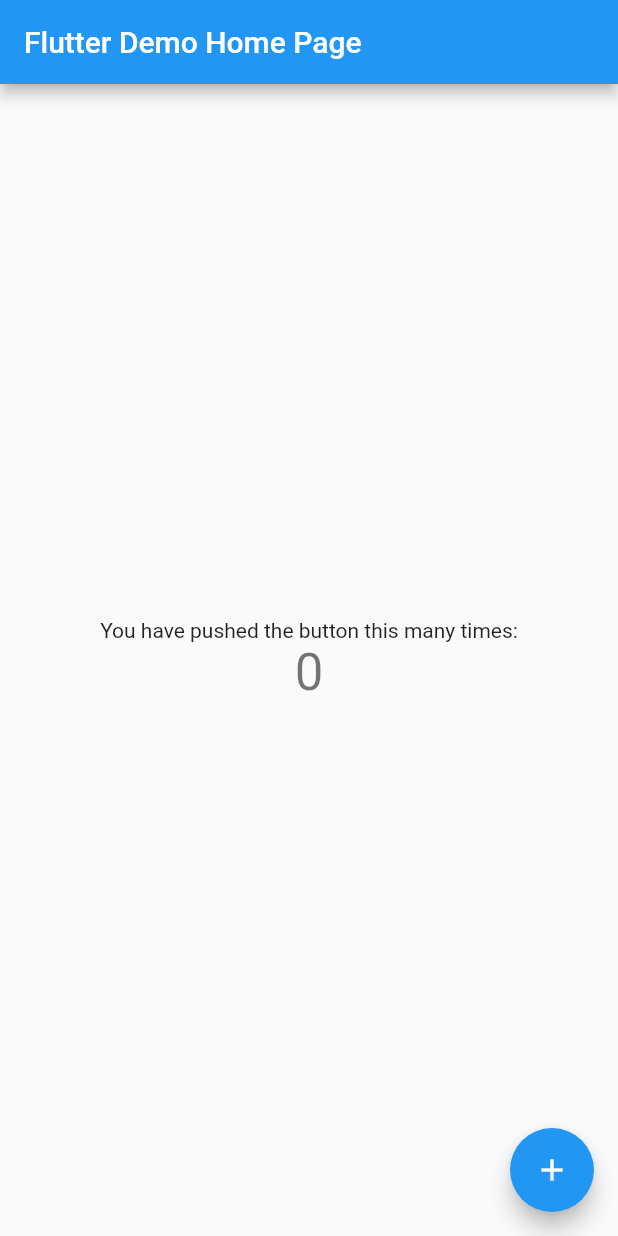
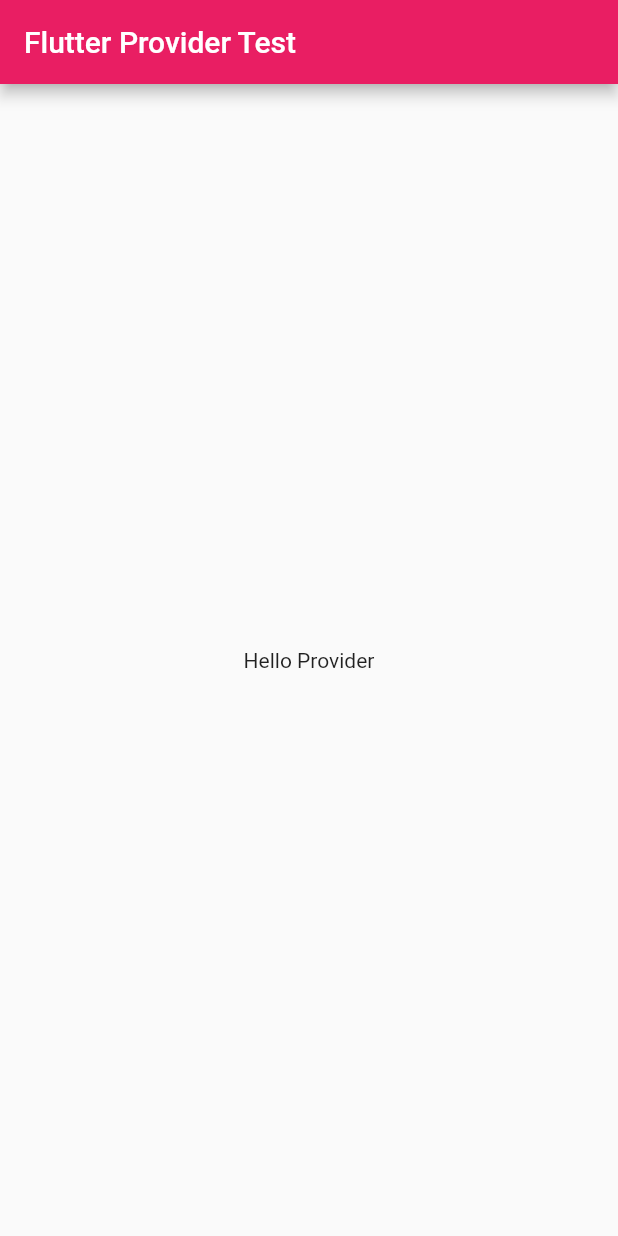
Before and after one commit to henriquehorbovyi/FlutterPlayground, a Flutter app: the screen it shows after launch, on a phone screen of 412 x 824 dp. Run offline on Flutter 3.47's test engine with Material 2 defaults, Android fonts, the phone set to English and light mode, and no system bars.

Commit message:
initial setup

```diff
--- /dev/null
+++ b/provider_pattern/lib/home.dart
@@ -0,0 +1,23 @@
+
+
+import 'package:flutter/material.dart';
+import 'package:flutter/widgets.dart';
+
+class HomePage extends StatefulWidget {
+  final String title;
+
+  HomePage({Key key, this.title}) : super(key: key);
+
+  createState() => _HomePageState();
+ }
+
+class _HomePageState extends State<HomePage> {
+
+  @override
+  Widget build(BuildContext context) {
+    return Scaffold(
+      appBar: AppBar(title: Text(widget.title)),
+      body: Center(child: Text("Hello Provider"),) // This trailing comma makes auto-formatting nicer for build methods.
+    );
+  }
+}
--- a/provider_pattern/lib/main.dart
+++ b/provider_pattern/lib/main.dart
@@ -1,111 +1,23 @@
 import 'package:flutter/material.dart';
+import 'package:provider/provider.dart';
+import 'package:provider_pattern/home.dart';
 
-void main() => runApp(MyApp());
+void main() => runApp(HerosApp());
 
-class MyApp extends StatelessWidget {
-  // This widget is the root of your application.
+class HerosApp extends StatelessWidget {
   @override
   Widget build(BuildContext context) {
-    return MaterialApp(
-      title: 'Flutter Demo',
-      theme: ThemeData(
-        // This is the theme of your application.
-        //
-        // Try running your application with "flutter run". You'll see the
-        // application has a blue toolbar. Then, without quitting the app, try
-        // changing the primarySwatch below to Colors.green and then invoke
-        // "hot reload" (press "r" in the console where you ran "flutter run",
-        // or simply save your changes to "hot reload" in a Flutter IDE).
-        // Notice that the counter didn't reset back to zero; the application
-        // is not restarted.
-        primarySwatch: Colors.blue,
+    return MultiProvider(
+      providers: [
+        // TODO: implement my providers here
+      ],
+      child: MaterialApp(
+        title: 'Flutter Provider Test',
+        theme: ThemeData(
+          primarySwatch: Colors.pink,
+        ),
+        home: HomePage(title: 'Flutter Provider Test'),
       ),
-      home: MyHomePage(title: 'Flutter Demo Home Page'),
     );
   }
 }
-
-class MyHomePage extends StatefulWidget {
-  MyHomePage({Key key, this.title}) : super(key: key);
-
-  // This widget is the home page of your application. It is stateful, meaning
-  // that it has a State object (defined below) that contains fields that affect
-  // how it looks.
-
-  // This class is the configuration for the state. It holds the values (in this
-  // case the title) provided by the parent (in this case the App widget) and
-  // used by the build method of the State. Fields in a Widget subclass are
-  // always marked "final".
-
-  final String title;
-
-  @override
-  _MyHomePageState createState() => _MyHomePageState();
-}
-
-class _MyHomePageState extends State<MyHomePage> {
-  int _counter = 0;
-
-  void _incrementCounter() {
-    setState(() {
-      // This call to setState tells the Flutter framework that something has
-      // changed in this State, which causes it to rerun the build method below
-      // so that the display can reflect the updated values. If we changed
-      // _counter without calling setState(), then the build method would not be
-      // called again, and so nothing would appear to happen.
-      _counter++;
-    });
-  }
-
-  @override
-  Widget build(BuildContext context) {
-    // This method is rerun every time setState is called, for instance as done
-    // by the _incrementCounter method above.
-    //
-    // The Flutter framework has been optimized to make rerunning build methods
-    // fast, so that you can just rebuild anything that needs updating rather
-    // than having to individually change instances of widgets.
-    return Scaffold(
-      appBar: AppBar(
-        // Here we take the value from the MyHomePage object that was created by
-        // the App.build method, and use it to set our appbar title.
-        title: Text(widget.title),
-      ),
-      body: Center(
-        // Center is a layout widget. It takes a single child and positions it
-        // in the middle of the parent.
-        child: Column(
-          // Column is also a layout widget. It takes a list of children and
-          // arranges them vertically. By default, it sizes itself to fit its
-          // children horizontally, and tries to be as tall as its parent.
-          //
-          // Invoke "debug painting" (press "p" in the console, choose the
-          // "Toggle Debug Paint" action from the Flutter Inspector in Android
-          // Studio, or the "Toggle Debug Paint" command in Visual Studio Code)
-          // to see the wireframe for each widget.
-          //
-          // Column has various properties to control how it sizes itself and
-          // how it positions its children. Here we use mainAxisAlignment to
-          // center the children vertically; the main axis here is the vertical
-          // axis because Columns are vertical (the cross axis would be
-          // horizontal).
-          mainAxisAlignment: MainAxisAlignment.center,
-          children: <Widget>[
-            Text(
-              'You have pushed the button this many times:',
-            ),
-            Text(
-              '$_counter',
-              style: Theme.of(context).textTheme.display1,
-            ),
-          ],
-        ),
-      ),
-      floatingActionButton: FloatingActionButton(
-        onPressed: _incrementCounter,
-        tooltip: 'Increment',
-        child: Icon(Icons.add),
-      ), // This trailing comma makes auto-formatting nicer for build methods.
-    );
-  }
-}
--- /dev/null
+++ b/provider_pattern/lib/models/hero.dart
@@ -0,0 +1,7 @@
+class Hero {
+  String name;
+  bool isFavorite;
+
+  Hero({this.name, this.isFavorite});
+
+}
--- a/provider_pattern/pubspec.yaml
+++ b/provider_pattern/pubspec.yaml
@@ -7,6 +7,7 @@ environment:
   sdk: ">=2.1.0 <3.0.0"
 
 dependencies:
+  provider: ^3.1.0
   flutter:
     sdk: flutter
 
```
Also changed, not shown: 1 other file.
